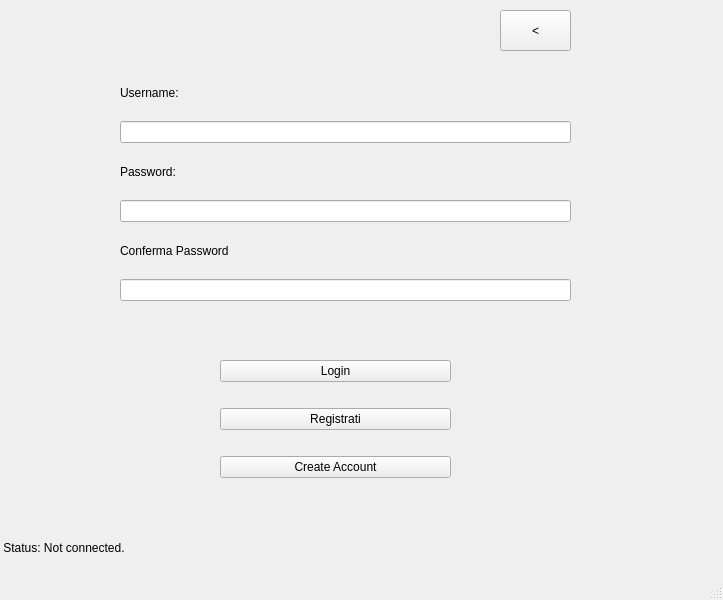
Old version of the form Login/mainwindow.ui in the repository cosimo265598/Edilive.
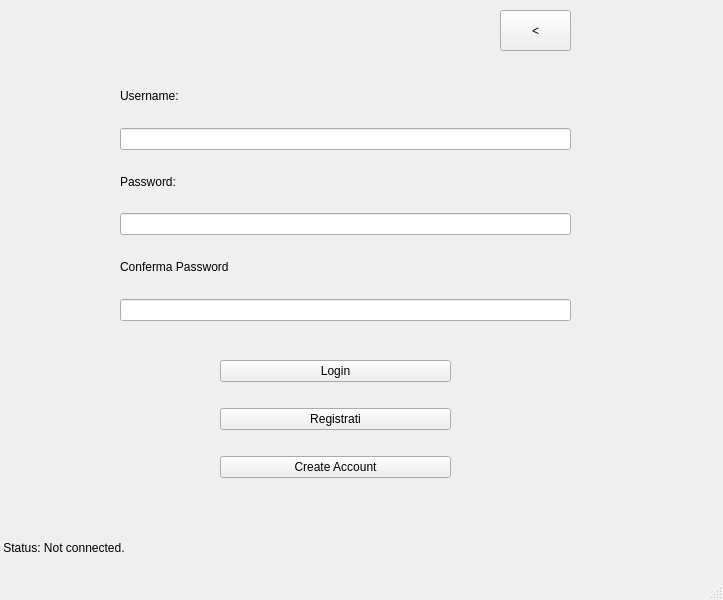
New version of the form.

Commit message: Add new ui for client called PageProfile in order to shwo the first important information.

Diff of the .ui file:
```diff
--- a/Login/mainwindow.ui
+++ b/Login/mainwindow.ui
@@ -20,7 +20,7 @@
       <x>120</x>
       <y>70</y>
       <width>451</width>
-      <height>231</height>
+      <height>251</height>
      </rect>
     </property>
     <layout class="QVBoxLayout" name="verticalLayout">
```
The commit also changes 7 other files.
